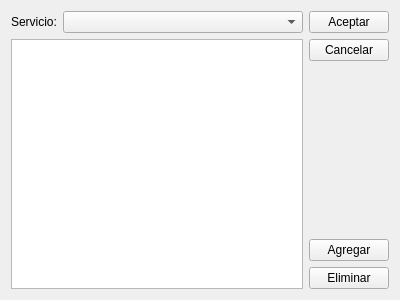
The window that trunk/plugins/servicios/FormRecargoBase.ui (chungote/gestotux) describes before a commit, drawn with Qt 5.
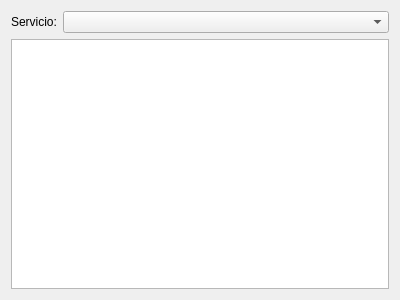
The same window after the commit.

Commit message: Mejorada integracion de qmake con QtCreator. Mejorada documentacion interna. Actualizada lista de tareas pendientes. Arreglado problema de cuelge de plugin de gastos por falta de inclues externos. Agregado sistema de recargos ( a verificar ).

```diff
--- a/trunk/plugins/servicios/FormRecargoBase.ui
+++ b/trunk/plugins/servicios/FormRecargoBase.ui
@@ -35,51 +35,6 @@
      </item>
     </layout>
    </item>
-   <item row="0" column="1" rowspan="2">
-    <layout class="QVBoxLayout" name="verticalLayout">
-     <item>
-      <widget class="QPushButton" name="PBAceptar">
-       <property name="text">
-        <string>Aceptar</string>
-       </property>
-      </widget>
-     </item>
-     <item>
-      <widget class="QPushButton" name="PBCancelar">
-       <property name="text">
-        <string>Cancelar</string>
-       </property>
-      </widget>
-     </item>
-     <item>
-      <spacer name="verticalSpacer">
-       <property name="orientation">
-        <enum>Qt::Vertical</enum>
-       </property>
-       <property name="sizeHint" stdset="0">
-        <size>
-         <width>20</width>
-         <height>40</height>
-        </size>
-       </property>
-      </spacer>
-     </item>
-     <item>
-      <widget class="QPushButton" name="PBAgregar">
-       <property name="text">
-        <string>Agregar</string>
-       </property>
-      </widget>
-     </item>
-     <item>
-      <widget class="QPushButton" name="PBEliminar">
-       <property name="text">
-        <string>Eliminar</string>
-       </property>
-      </widget>
-     </item>
-    </layout>
-   </item>
    <item row="1" column="0">
     <widget class="QTableView" name="TVRecargos"/>
    </item>
```
The commit also changes 32 other files.
